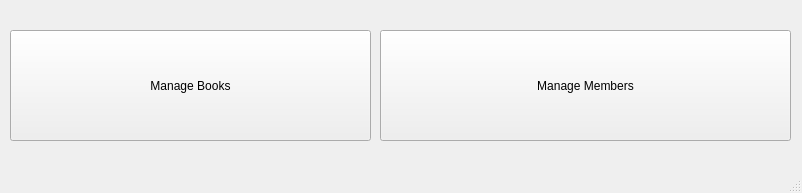
Old version of the form LibraryManagementSoftware/LibraryManagementSoftware/mainwindow.ui in the repository vashutangri/library_management_system.
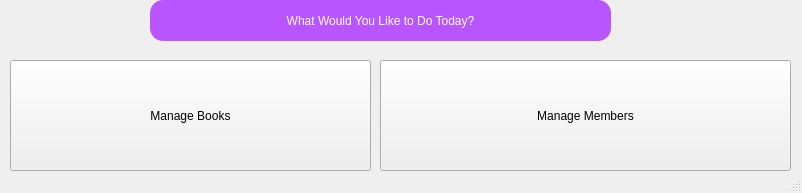
New version of the form. Icons and pictures are not drawn.

The edit to the form file:
```diff
--- a/LibraryManagementSoftware/LibraryManagementSoftware/mainwindow.ui
+++ b/LibraryManagementSoftware/LibraryManagementSoftware/mainwindow.ui
@@ -21,7 +21,7 @@
     <property name="geometry">
      <rect>
       <x>10</x>
-      <y>30</y>
+      <y>60</y>
       <width>361</width>
       <height>111</height>
      </rect>
@@ -34,7 +34,7 @@
     <property name="geometry">
      <rect>
       <x>380</x>
-      <y>30</y>
+      <y>60</y>
       <width>411</width>
       <height>111</height>
      </rect>
@@ -43,6 +43,28 @@
      <string>Manage Members</string>
     </property>
    </widget>
+   <widget class="QLabel" name="label_6">
+    <property name="geometry">
+     <rect>
+      <x>150</x>
+      <y>0</y>
+      <width>461</width>
+      <height>41</height>
+     </rect>
+    </property>
+    <property name="styleSheet">
+     <string notr="true">font: 20pt &quot;Arial&quot;;
+color:white;
+background-color:rgb(184, 85, 255);
+border-radius:13%;</string>
+    </property>
+    <property name="text">
+     <string>What Would You Like to Do Today?</string>
+    </property>
+    <property name="alignment">
+     <set>Qt::AlignCenter</set>
+    </property>
+   </widget>
   </widget>
   <widget class="QStatusBar" name="statusbar"/>
  </widget>
```
Left out of the diff: 14 changed lines with no effect on the pictures.
